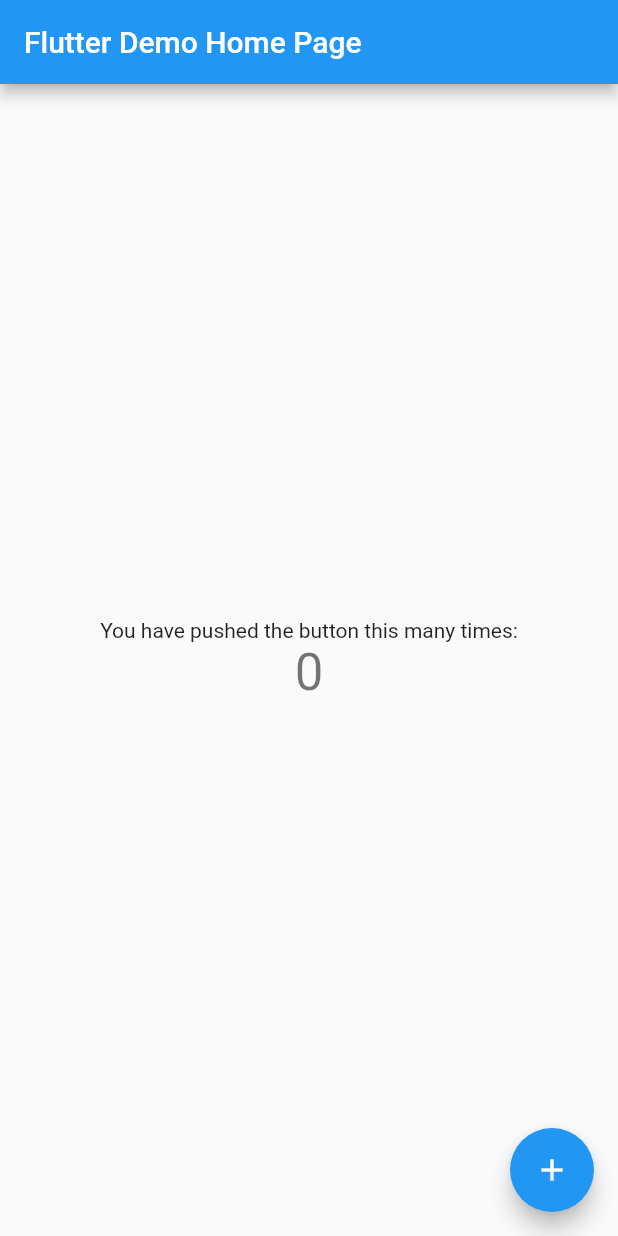
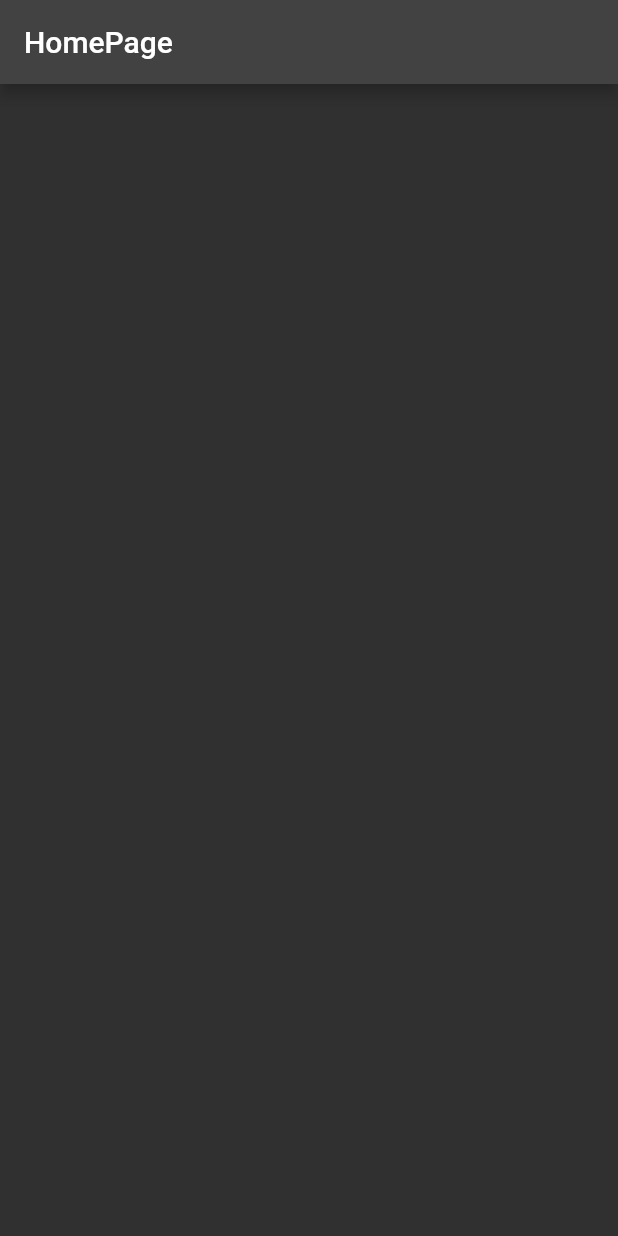
Before and after one commit to ahmadjz/Social-Media-App, a Flutter app: the screen it shows after launch, on a phone screen of 412 x 824 dp. Run offline on Flutter 3.47's test engine with Material 2 defaults, Android fonts, the phone set to English and light mode, and no system bars; our stand-ins replace firebase_core; accounts and stored records are empty; generated files the repository leaves out were written again.

```diff
--- a/lib/main.dart
+++ b/lib/main.dart
@@ -1,115 +1,45 @@
+import 'package:firebase_core/firebase_core.dart';
 import 'package:flutter/material.dart';
+import 'package:social_media_app/firebase_options.dart';
 
-void main() {
+void main() async {
+  WidgetsFlutterBinding.ensureInitialized();
+  await Firebase.initializeApp(options: DefaultFirebaseOptions.currentPlatform);
   runApp(const MyApp());
 }
 
 class MyApp extends StatelessWidget {
   const MyApp({super.key});
 
-  // This widget is the root of your application.
   @override
   Widget build(BuildContext context) {
     return MaterialApp(
-      title: 'Flutter Demo',
+      debugShowCheckedModeBanner: false,
+      title: 'Instat-Gram',
+      darkTheme: ThemeData(
+          brightness: Brightness.dark,
+          primarySwatch: Colors.blueGrey,
+          indicatorColor: Colors.blueGrey),
       theme: ThemeData(
-        // This is the theme of your application.
-        //
-        // Try running your application with "flutter run". You'll see the
-        // application has a blue toolbar. Then, without quitting the app, try
-        // changing the primarySwatch below to Colors.green and then invoke
-        // "hot reload" (press "r" in the console where you ran "flutter run",
-        // or simply save your changes to "hot reload" in a Flutter IDE).
-        // Notice that the counter didn't reset back to zero; the application
-        // is not restarted.
+        brightness: Brightness.dark,
         primarySwatch: Colors.blue,
       ),
-      home: const MyHomePage(title: 'Flutter Demo Home Page'),
+      themeMode: ThemeMode.dark,
+      home: const HomePage(),
     );
   }
 }
 
-class MyHomePage extends StatefulWidget {
-  const MyHomePage({super.key, required this.title});
-
-  // This widget is the home page of your application. It is stateful, meaning
-  // that it has a State object (defined below) that contains fields that affect
-  // how it looks.
-
-  // This class is the configuration for the state. It holds the values (in this
-  // case the title) provided by the parent (in this case the App widget) and
-  // used by the build method of the State. Fields in a Widget subclass are
-  // always marked "final".
-
-  final String title;
-
-  @override
-  State<MyHomePage> createState() => _MyHomePageState();
-}
-
-class _MyHomePageState extends State<MyHomePage> {
-  int _counter = 0;
-
-  void _incrementCounter() {
-    setState(() {
-      // This call to setState tells the Flutter framework that something has
-      // changed in this State, which causes it to rerun the build method below
-      // so that the display can reflect the updated values. If we changed
-      // _counter without calling setState(), then the build method would not be
-      // called again, and so nothing would appear to happen.
-      _counter++;
-    });
-  }
+class HomePage extends StatelessWidget {
+  const HomePage({super.key});
 
   @override
   Widget build(BuildContext context) {
-    // This method is rerun every time setState is called, for instance as done
-    // by the _incrementCounter method above.
-    //
-    // The Flutter framework has been optimized to make rerunning build methods
-    // fast, so that you can just rebuild anything that needs updating rather
-    // than having to individually change instances of widgets.
     return Scaffold(
       appBar: AppBar(
-        // Here we take the value from the MyHomePage object that was created by
-        // the App.build method, and use it to set our appbar title.
-        title: Text(widget.title),
+        title: const Text('HomePage'),
       ),
-      body: Center(
-        // Center is a layout widget. It takes a single child and positions it
-        // in the middle of the parent.
-        child: Column(
-          // Column is also a layout widget. It takes a list of children and
-          // arranges them vertically. By default, it sizes itself to fit its
-          // children horizontally, and tries to be as tall as its parent.
-          //
-          // Invoke "debug painting" (press "p" in the console, choose the
-          // "Toggle Debug Paint" action from the Flutter Inspector in Android
-          // Studio, or the "Toggle Debug Paint" command in Visual Studio Code)
-          // to see the wireframe for each widget.
-          //
-          // Column has various properties to control how it sizes itself and
-          // how it positions its children. Here we use mainAxisAlignment to
-          // center the children vertically; the main axis here is the vertical
-          // axis because Columns are vertical (the cross axis would be
-          // horizontal).
-          mainAxisAlignment: MainAxisAlignment.center,
-          children: <Widget>[
-            const Text(
-              'You have pushed the button this many times:',
-            ),
-            Text(
-              '$_counter',
-              style: Theme.of(context).textTheme.headline4,
-            ),
-          ],
-        ),
-      ),
-      floatingActionButton: FloatingActionButton(
-        onPressed: _incrementCounter,
-        tooltip: 'Increment',
-        child: const Icon(Icons.add),
-      ), // This trailing comma makes auto-formatting nicer for build methods.
+      body: Container(),
     );
   }
 }
```
Also changed, not shown: pubspec.yaml (+18 -6 lines), pubspec.lock, 7 other files.
